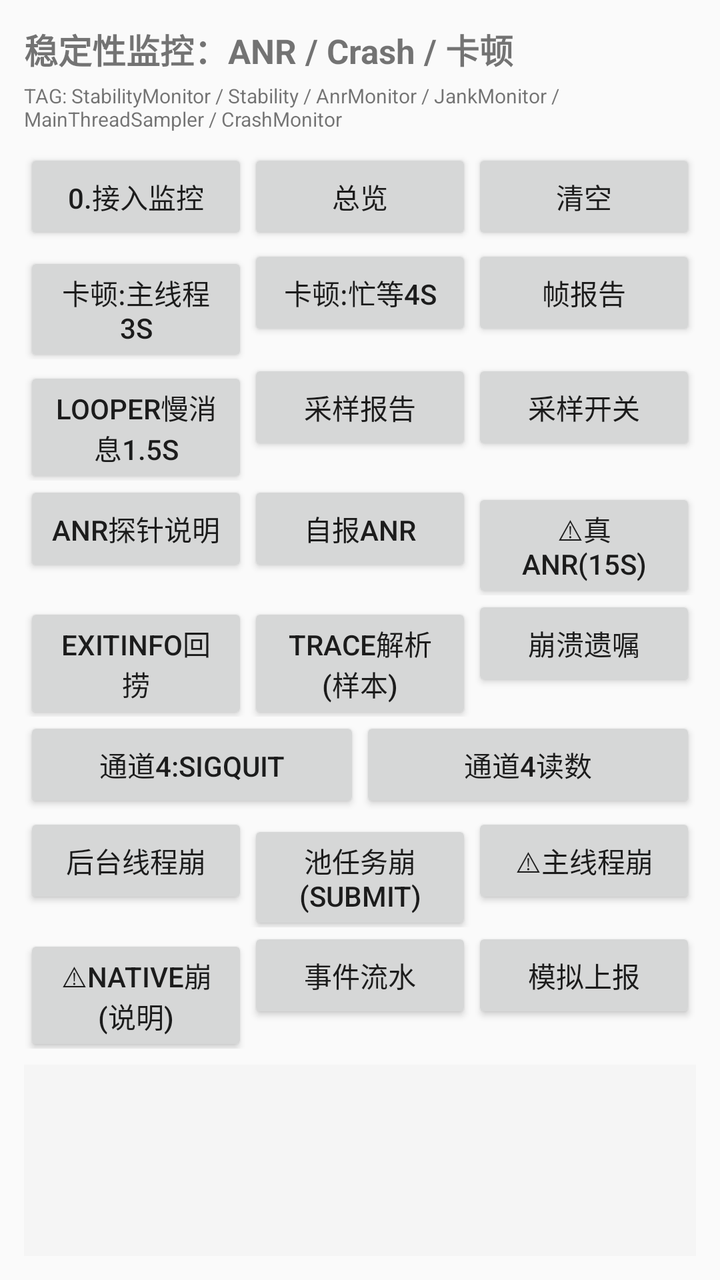
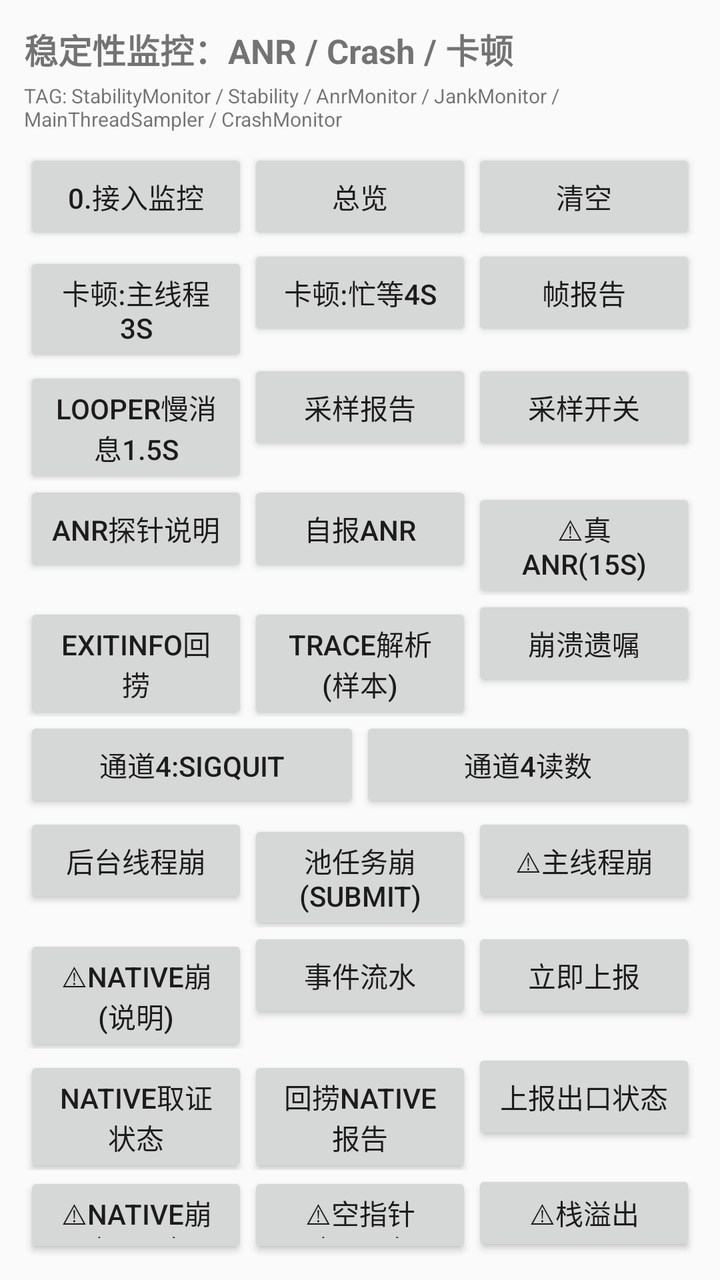

Screens rendered from an Android XML layout before and after an edit, with the pre-edit source and the edit as a unified diff.
<!-- AndroidManifest.xml: activity theme Theme.MyApplication.AppCompat -->
<!-- res/layout/activity_stability_lab.xml -->
<?xml version="1.0" encoding="utf-8"?>
<LinearLayout xmlns:android="http://schemas.android.com/apk/res/android"
    android:layout_width="match_parent"
    android:layout_height="match_parent"
    android:orientation="vertical"
    android:padding="12dp">

    <TextView
        android:layout_width="match_parent"
        android:layout_height="wrap_content"
        android:text="稳定性监控：ANR / Crash / 卡顿"
        android:textSize="17sp"
        android:textStyle="bold" />

    <TextView
        android:layout_width="match_parent"
        android:layout_height="wrap_content"
        android:layout_marginTop="4dp"
        android:text="TAG: StabilityMonitor / Stability / AnrMonitor / JankMonitor / MainThreadSampler / CrashMonitor"
        android:textSize="10sp" />

    <LinearLayout
        android:layout_width="match_parent"
        android:layout_height="wrap_content"
        android:layout_marginTop="8dp"
        android:orientation="horizontal">

        <Button
            android:id="@+id/btn_install"
            android:layout_width="0dp"
            android:layout_height="wrap_content"
            android:layout_weight="1"
            android:text="0.接入监控" />

        <Button
            android:id="@+id/btn_overview"
            android:layout_width="0dp"
            android:layout_height="wrap_content"
            android:layout_weight="1"
            android:text="总览" />

        <Button
            android:id="@+id/btn_clear"
            android:layout_width="0dp"
            android:layout_height="wrap_content"
            android:layout_weight="1"
            android:text="清空" />
    </LinearLayout>

    <LinearLayout
        android:layout_width="match_parent"
        android:layout_height="wrap_content"
        android:orientation="horizontal">

        <Button
            android:id="@+id/btn_jank_slow3s"
            android:layout_width="0dp"
            android:layout_height="wrap_content"
            android:layout_weight="1"
            android:text="卡顿:主线程3s" />

        <Button
            android:id="@+id/btn_jank_busy"
            android:layout_width="0dp"
            android:layout_height="wrap_content"
            android:layout_weight="1"
            android:text="卡顿:忙等4s" />

        <Button
            android:id="@+id/btn_jank_report"
            android:layout_width="0dp"
            android:layout_height="wrap_content"
            android:layout_weight="1"
            android:text="帧报告" />
    </LinearLayout>

    <LinearLayout
        android:layout_width="match_parent"
        android:layout_height="wrap_content"
        android:orientation="horizontal">

        <Button
            android:id="@+id/btn_looper_slow"
            android:layout_width="0dp"
            android:layout_height="wrap_content"
            android:layout_weight="1"
            android:text="Looper慢消息1.5s" />

        <Button
            android:id="@+id/btn_sampler_report"
            android:layout_width="0dp"
            android:layout_height="wrap_content"
            android:layout_weight="1"
            android:text="采样报告" />

        <Button
            android:id="@+id/btn_sampler_stop"
            android:layout_width="0dp"
            android:layout_height="wrap_content"
            android:layout_weight="1"
            android:text="采样开关" />
    </LinearLayout>

    <LinearLayout
        android:layout_width="match_parent"
        android:layout_height="wrap_content"
        android:orientation="horizontal">

        <Button
            android:id="@+id/btn_anr_probe_log"
            android:layout_width="0dp"
            android:layout_height="wrap_content"
            android:layout_weight="1"
            android:text="ANR探针说明" />

        <Button
            android:id="@+id/btn_anr_fake"
            android:layout_width="0dp"
            android:layout_height="wrap_content"
            android:layout_weight="1"
            android:text="自报ANR" />

        <Button
            android:id="@+id/btn_anr_real"
            android:layout_width="0dp"
            android:layout_height="wrap_content"
            android:text="⚠真ANR(15s)"
            android:layout_weight="1" />
    </LinearLayout>

    <LinearLayout
        android:layout_width="match_parent"
        android:layout_height="wrap_content"
        android:orientation="horizontal">

        <Button
            android:id="@+id/btn_exitinfo"
            android:layout_width="0dp"
            android:layout_height="wrap_content"
            android:layout_weight="1"
            android:text="ExitInfo回捞" />

        <Button
            android:id="@+id/btn_trace_sample"
            android:layout_width="0dp"
            android:layout_height="wrap_content"
            android:layout_weight="1"
            android:text="trace解析(样本)" />

        <Button
            android:id="@+id/btn_journal"
            android:layout_width="0dp"
            android:layout_height="wrap_content"
            android:layout_weight="1"
            android:text="崩溃遗嘱" />
    </LinearLayout>

    <LinearLayout
        android:layout_width="match_parent"
        android:layout_height="wrap_content"
        android:orientation="horizontal">

        <Button
            android:id="@+id/btn_sigquit_install"
            android:layout_width="0dp"
            android:layout_height="wrap_content"
            android:layout_weight="1"
            android:text="通道4:SIGQUIT" />

        <Button
            android:id="@+id/btn_sigquit_stats"
            android:layout_width="0dp"
            android:layout_height="wrap_content"
            android:layout_weight="1"
            android:text="通道4读数" />
    </LinearLayout>

    <LinearLayout
        android:layout_width="match_parent"
        android:layout_height="wrap_content"
        android:orientation="horizontal">

        <Button
            android:id="@+id/btn_crash_bg"
            android:layout_width="0dp"
            android:layout_height="wrap_content"
            android:layout_weight="1"
            android:text="后台线程崩" />

        <Button
            android:id="@+id/btn_crash_task"
            android:layout_width="0dp"
            android:layout_height="wrap_content"
            android:layout_weight="1"
            android:text="池任务崩(submit)" />

        <Button
            android:id="@+id/btn_crash_main"
            android:layout_width="0dp"
            android:layout_height="wrap_content"
            android:layout_weight="1"
            android:text="⚠主线程崩" />
    </LinearLayout>

    <LinearLayout
        android:layout_width="match_parent"
        android:layout_height="wrap_content"
        android:orientation="horizontal">

        <Button
            android:id="@+id/btn_native_crash"
            android:layout_width="0dp"
            android:layout_height="wrap_content"
            android:layout_weight="1"
            android:text="⚠Native崩(说明)" />

        <Button
            android:id="@+id/btn_events"
            android:layout_width="0dp"
            android:layout_height="wrap_content"
            android:layout_weight="1"
            android:text="事件流水" />

        <Button
            android:id="@+id/btn_drain"
            android:layout_width="0dp"
            android:layout_height="wrap_content"
            android:layout_weight="1"
            android:text="模拟上报" />
    </LinearLayout>

    <ScrollView
        android:layout_width="match_parent"
        android:layout_height="0dp"
        android:layout_marginTop="8dp"
        android:layout_weight="1"
        android:background="#F5F5F5">

        <TextView
            android:id="@+id/tv_output"
            android:layout_width="match_parent"
            android:layout_height="wrap_content"
            android:fontFamily="monospace"
            android:padding="8dp"
            android:textSize="10sp" />
    </ScrollView>

</LinearLayout>
<!-- resources referenced by this layout -->
<resources>
  <style name="Theme.MyApplication.AppCompat" parent="Theme.AppCompat.Light.NoActionBar" />
</resources>

<!-- the commit's change to res/layout/activity_stability_lab.xml (unified diff, before → after) -->
@@ -226,7 +226,63 @@
             android:layout_width="0dp"
             android:layout_height="wrap_content"
             android:layout_weight="1"
-            android:text="模拟上报" />
+            android:text="立即上报" />
+    </LinearLayout>
+
+    
+    <LinearLayout
+        android:layout_width="match_parent"
+        android:layout_height="wrap_content"
+        android:orientation="horizontal">
+
+        <Button
+            android:id="@+id/btn_native_grab"
+            android:layout_width="0dp"
+            android:layout_height="wrap_content"
+            android:layout_weight="1"
+            android:text="Native取证状态" />
+
+        <Button
+            android:id="@+id/btn_native_recover"
+            android:layout_width="0dp"
+            android:layout_height="wrap_content"
+            android:layout_weight="1"
+            android:text="回捞Native报告" />
+
+        <Button
+            android:id="@+id/btn_native_upload"
+            android:layout_width="0dp"
+            android:layout_height="wrap_content"
+            android:layout_weight="1"
+            android:text="上报出口状态" />
+    </LinearLayout>
+
+    
+    <LinearLayout
+        android:layout_width="match_parent"
+        android:layout_height="wrap_content"
+        android:orientation="horizontal">
+
+        <Button
+            android:id="@+id/btn_native_abort"
+            android:layout_width="0dp"
+            android:layout_height="wrap_content"
+            android:layout_weight="1"
+            android:text="⚠Native崩(ABRT)" />
+
+        <Button
+            android:id="@+id/btn_native_null"
+            android:layout_width="0dp"
+            android:layout_height="wrap_content"
+            android:layout_weight="1"
+            android:text="⚠空指针(SEGV)" />
+
+        <Button
+            android:id="@+id/btn_native_stack"
+            android:layout_width="0dp"
+            android:layout_height="wrap_content"
+            android:layout_weight="1"
+            android:text="⚠栈溢出" />
     </LinearLayout>
 
     <ScrollView
